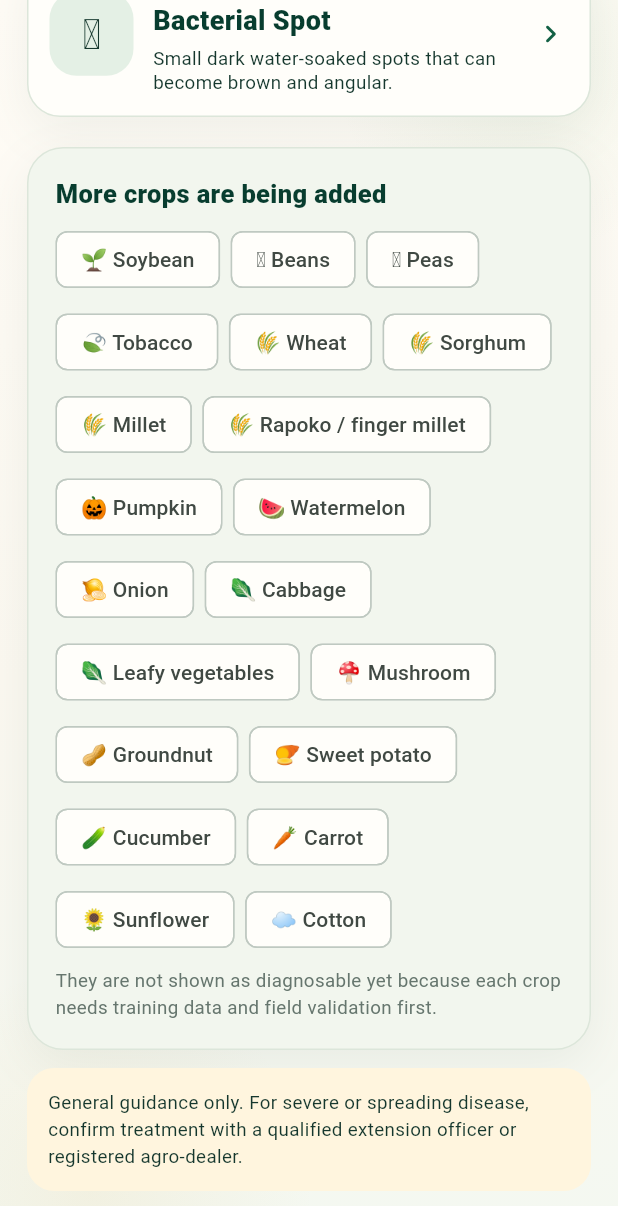
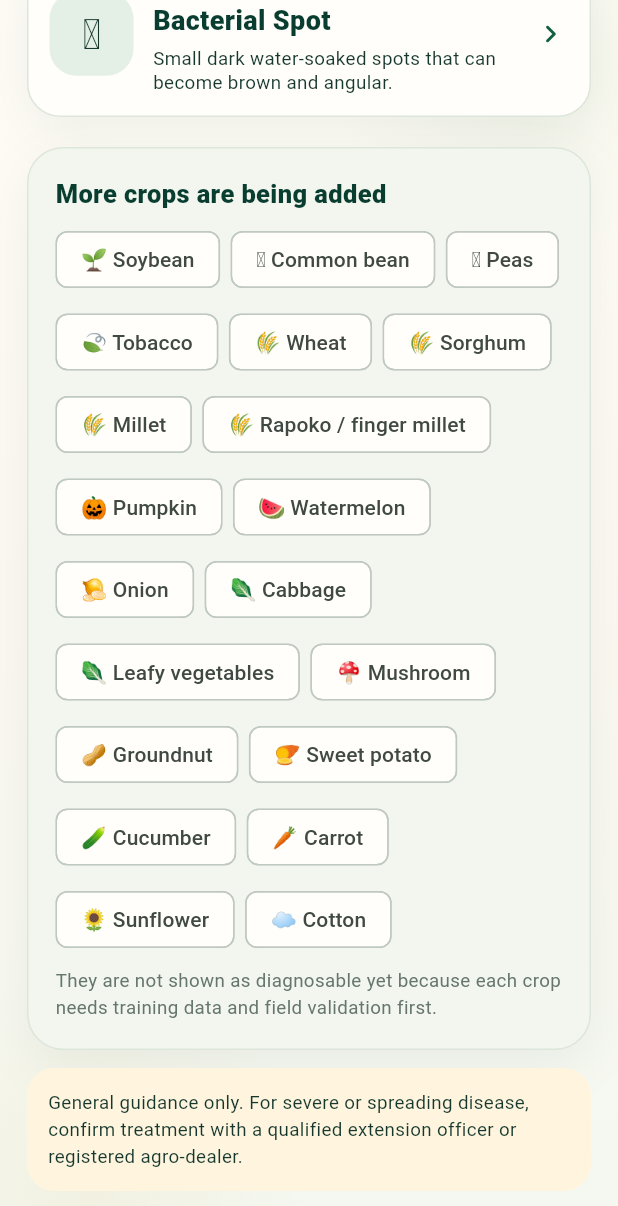
Before and after one commit to macdonaldchigutiro/CropMedic, a Flutter app: the DiseaseLibraryScreen screen opened directly with empty values, scrolled down 1347 dp, on a phone screen of 412 x 824 dp. Shown: the top 1206 px of the screen. Run offline on Flutter 3.47's test engine with Material 3 defaults, Android fonts, the light colour scheme and no system bars; our stand-ins replace image_picker, pdf, shared_preferences; missing offline and left inert: dart:html; accounts and stored records are empty; network calls fail; Roboto replaces fonts that are missing (Georgia).

Commit message:
Standardize Common bean crop ID for future model promotion

```diff
--- a/crop_medic/lib/crop_catalog.dart
+++ b/crop_medic/lib/crop_catalog.dart
@@ -72,7 +72,7 @@ const supportedCrops = <CropOption>[
 
 const roadmapCrops = <CropOption>[
   CropOption(id: 'Soybean', emoji: '🌱', aiSupported: false, en: 'Soybean', sn: 'Soya bean', nd: 'Soybean', toi: 'Soybean'),
-  CropOption(id: 'Beans', emoji: '🫘', aiSupported: false, en: 'Beans', sn: 'Bhinzi', nd: 'Indumba', toi: 'Beans'),
+  CropOption(id: 'Common bean', emoji: '🫘', aiSupported: false, en: 'Common bean', sn: 'Bhinzi', nd: 'Indumba', toi: 'Common bean'),
   CropOption(id: 'Peas', emoji: '🫛', aiSupported: false, en: 'Peas', sn: 'Pizi', nd: 'Peas', toi: 'Peas'),
   CropOption(id: 'Tobacco', emoji: '🍃', aiSupported: false, en: 'Tobacco', sn: 'Fodya', nd: 'Gwayi', toi: 'Tobacco'),
   CropOption(id: 'Wheat', emoji: '🌾', aiSupported: false, en: 'Wheat', sn: 'Gorosi', nd: 'Ingqoloyi', toi: 'Wheat'),
@@ -93,8 +93,10 @@ const roadmapCrops = <CropOption>[
   CropOption(id: 'Cotton', emoji: '☁️', aiSupported: false, en: 'Cotton', sn: 'Donje', nd: 'Ikhothoni', toi: 'Cotton'),
 ];
 
+List<CropOption> get allCrops => [...supportedCrops, ...roadmapCrops];
+
 CropOption? cropById(String id) {
-  for (final crop in [...supportedCrops, ...roadmapCrops]) {
+  for (final crop in allCrops) {
     if (crop.id == id) return crop;
   }
   return null;
```
